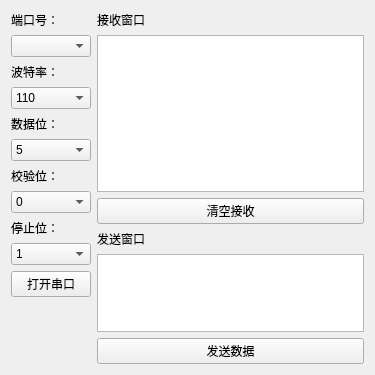
The window that mainwindow.ui (itwhy1994/Qt-SerialPort) describes before a commit, drawn with Qt 5.
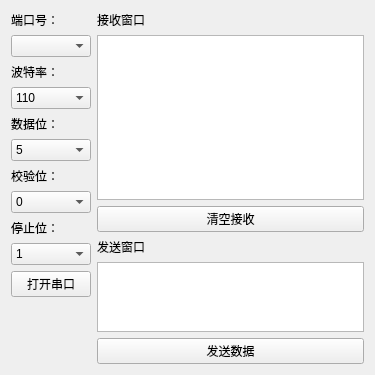
The same window after the commit. Icons and pictures are not drawn.

```diff
--- a/mainwindow.ui
+++ b/mainwindow.ui
@@ -231,7 +231,7 @@
        </layout>
       </item>
       <item>
-       <layout class="QVBoxLayout" name="verticalLayout_4" stretch="1,16,1,1,8,1">
+       <layout class="QVBoxLayout" name="verticalLayout_4" stretch="1,20,1,1,8,1">
         <item>
          <widget class="QLabel" name="label_9">
           <property name="text">
@@ -240,7 +240,7 @@
          </widget>
         </item>
         <item>
-         <widget class="QTextEdit" name="textEdit">
+         <widget class="QTextBrowser" name="textBrowser">
           <property name="tabStopWidth">
            <number>80</number>
           </property>
```
